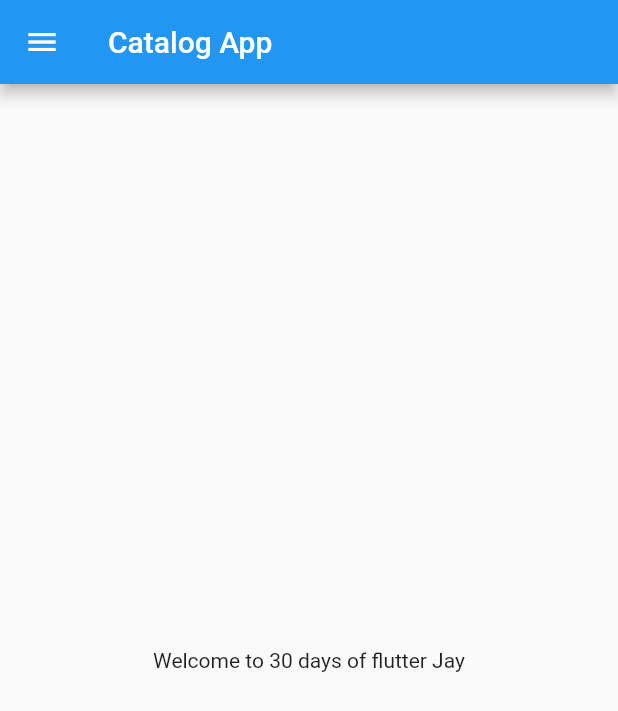
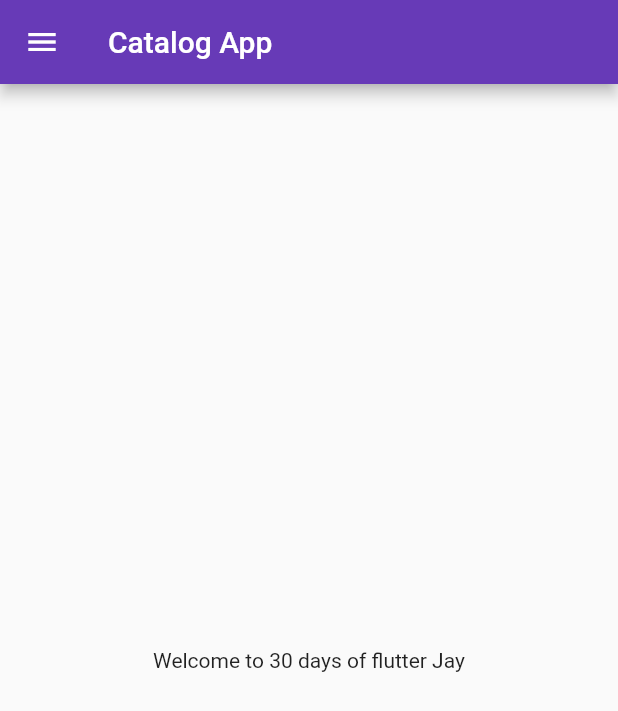
Before and after one commit to jangidjay/30daysofFlutter, a Flutter app: the screen it shows after launch, on a phone screen of 412 x 824 dp. Shown: the top 711 px of the screen. Run offline on Flutter 3.47's test engine with Material 2 defaults, Android fonts, the phone set to English and light mode, and no system bars.

Commit message:
Day 3 done

```diff
--- a/lib/main.dart
+++ b/lib/main.dart
@@ -1,5 +1,6 @@
 import 'package:flutter/material.dart';
-import 'package:tutorials/home_page.dart';
+import 'package:tutorials/pages/home_page.dart';
+import 'package:tutorials/pages/login_page.dart';
 
 void main() {
   runApp(MyApp());
@@ -8,10 +9,18 @@ void main() {
 class MyApp extends StatelessWidget {
   @override
   Widget build(BuildContext context) {
-
-
     return MaterialApp(
-      home: HomePage(),
+      themeMode: ThemeMode.light,
+      theme: ThemeData(primarySwatch: Colors.deepPurple),
+      darkTheme: ThemeData(
+        brightness: Brightness.dark,
+      ),
+      initialRoute: "/home",
+      routes: {
+        "/": (context) => LoginPage(),
+        "/home": (context) => HomePage(),
+        "/login": (context) => LoginPage(),
+      },
     );
   }
 }
```
Also changed, not shown: lib/pages/login_page.dart (added, +18 -0 lines), lib/pages/home_page.dart (renamed from lib/home_page.dart).
